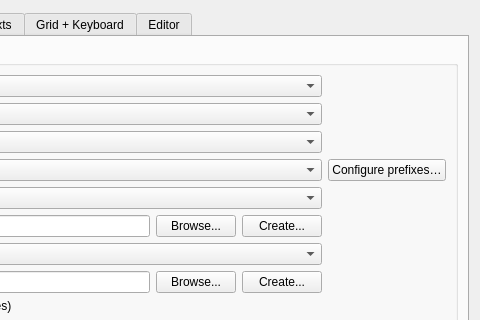
Above: sources/ui/configpage/generalconfigurationpage.ui from qelectrotech/qelectrotech-source-mirror before the change; both pictures show x 475 to 955 and y 0 to 320 of the 955 by 675 pixel window. Below: the same form after it.
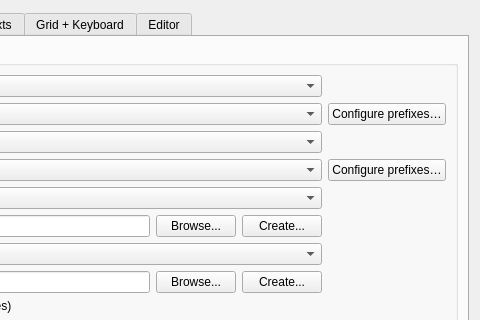
That is the form after the change. The open tabs and pages were chosen to show the change. Icons and pictures are not drawn. Custom widgets are drawn as their Qt base class.

Commit message: Prefix dialog: also edit the company collection's qet_labels.xml (#1918)

Diff of the .ui file:
```diff
--- a/sources/ui/configpage/generalconfigurationpage.ui
+++ b/sources/ui/configpage/generalconfigurationpage.ui
@@ -986,6 +986,16 @@
             </property>
            </widget>
           </item>
+          <item row="2" column="2">
+           <widget class="QPushButton" name="m_company_prefix_pb">
+            <property name="toolTip">
+             <string extracomment="tooltip of the button opening the prefix configuration dialog of the company collection">Create or change the prefix of the company collection's folders (qet_labels.xml file)</string>
+            </property>
+            <property name="text">
+             <string extracomment="button opening the dialog where the folder prefixes of the company collection are configured">Configure prefixes…</string>
+            </property>
+           </widget>
+          </item>
           <item row="1" column="0">
            <widget class="QLabel" name="label_7">
             <property name="text">
```
The commit also changes 8 other files.
